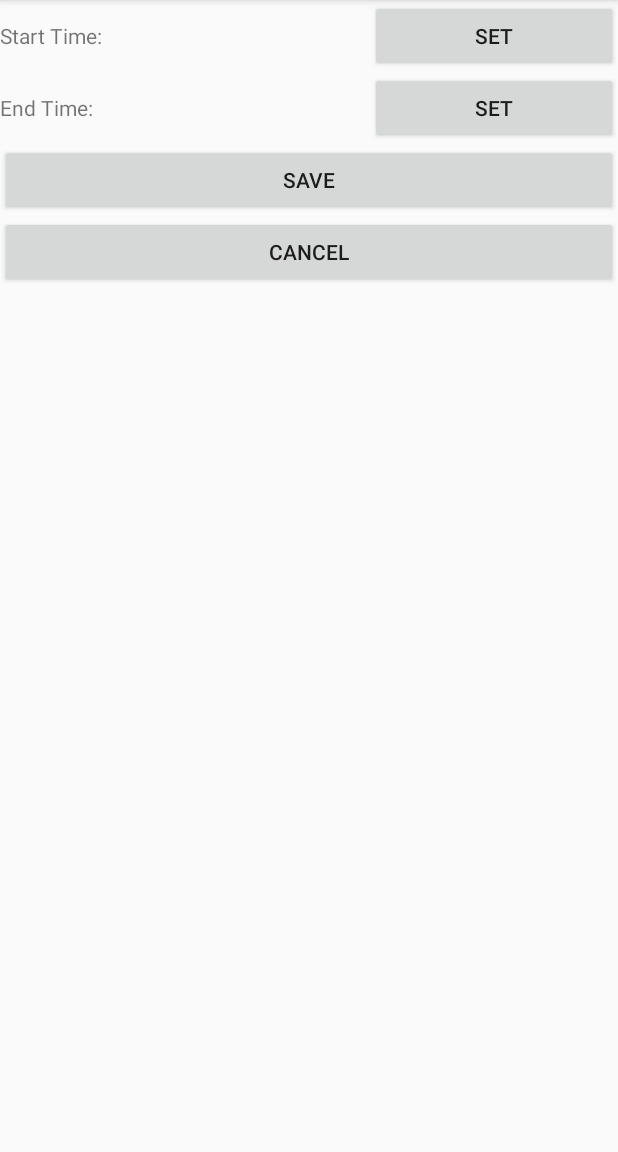
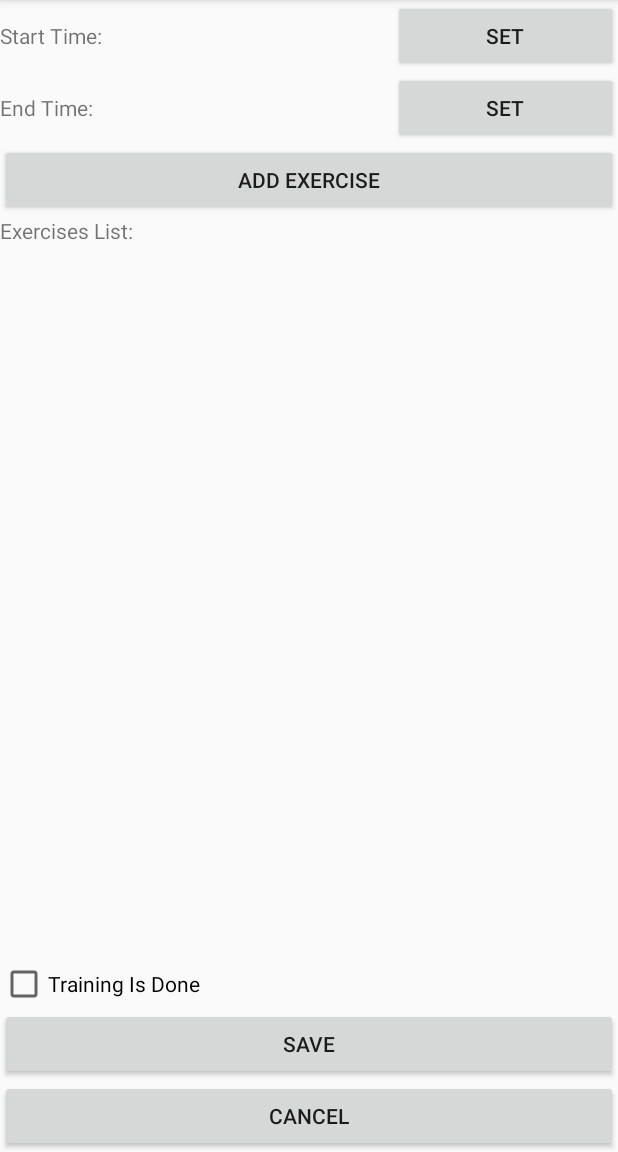
Before and after one commit to MaltarIvan/FitnessCoach, an Android app: the AddTrainingActivity screen opened directly, with no data from a screen before it, on a phone screen of 412 x 824 dp, the part 84-1236 px from its top. Run offline under Robolectric (Android 15) with nearby library versions, the phone set to English and light mode, and no system bars.

Commit message:
exercise types picker fragment (not tested)

```diff
--- a/FitnessCoach/app/src/main/java/hr/apps/maltar/fitnesscoach/activities/AddTrainingActivity.java
+++ b/FitnessCoach/app/src/main/java/hr/apps/maltar/fitnesscoach/activities/AddTrainingActivity.java
@@ -5,11 +5,17 @@ import android.os.Bundle;
 import android.support.v7.app.AppCompatActivity;
 import android.view.View;
 import android.widget.Button;
+import android.widget.CheckBox;
+import android.widget.ListView;
 import android.widget.TextView;
 
+import java.util.ArrayList;
+
 import hr.apps.maltar.fitnesscoach.R;
-import hr.apps.maltar.fitnesscoach.pickers.EndTimePickerFragment;
-import hr.apps.maltar.fitnesscoach.pickers.StartTimePickerFragment;
+import hr.apps.maltar.fitnesscoach.custom.pickers.EndTimePickerFragment;
+import hr.apps.maltar.fitnesscoach.custom.pickers.StartTimePickerFragment;
+import hr.apps.maltar.fitnesscoach.database.entities.Exercise;
+import hr.apps.maltar.fitnesscoach.listAdapters.ExercisesAdapter;
 
 public class AddTrainingActivity extends AppCompatActivity {
     private Button setStartTimeButton;
@@ -18,6 +24,14 @@ public class AddTrainingActivity extends AppCompatActivity {
     private Button cancelButton;
     private TextView startTimeTextView;
     private TextView endTimeTextView;
+
+    private Button addExerciseButton;
+    private CheckBox isDoneCheckBox;
+    private ListView exercisesListView;
+
+    private ExercisesAdapter exercisesAdapter;
+
+    private boolean isDone = false;
 
     @Override
     protected void onCreate(Bundle savedInstanceState) {
@@ -64,5 +78,27 @@ public class AddTrainingActivity extends AppCompatActivity {
 
         startTimeTextView = findViewById(R.id.add_training_start_time_text);
         endTimeTextView = findViewById(R.id.add_training_end_time_text);
+
+        addExerciseButton = findViewById(R.id.add_training_add_exercise_button);
+        addExerciseButton.setOnClickListener(new View.OnClickListener() {
+            @Override
+            public void onClick(View view) {
+                addExercise();
+            }
+        });
+
+        isDoneCheckBox = findViewById(R.id.add_training_done_check_box);
+        isDoneCheckBox.setOnClickListener(new View.OnClickListener() {
+            @Override
+            public void onClick(View view) {
+                isDone = isDoneCheckBox.isChecked();
+            }
+        });
+
+        exercisesListView = findViewById(R.id.add_training_exercise_list);
+        exercisesAdapter = new ExercisesAdapter(getApplicationContext(), new ArrayList<Exercise>());
+    }
+
+    private void addExercise() {
     }
 }
--- a/FitnessCoach/app/src/main/java/hr/apps/maltar/fitnesscoach/pickers/EndTimePickerFragment.java
+++ b/FitnessCoach/app/src/main/java/hr/apps/maltar/fitnesscoach/custom/pickers/EndTimePickerFragment.java
@@ -1,4 +1,4 @@
-package hr.apps.maltar.fitnesscoach.pickers;
+package hr.apps.maltar.fitnesscoach.custom.pickers;
 
 import android.app.Dialog;
 import android.app.DialogFragment;
--- a/FitnessCoach/app/src/main/java/hr/apps/maltar/fitnesscoach/pickers/StartTimePickerFragment.java
+++ b/FitnessCoach/app/src/main/java/hr/apps/maltar/fitnesscoach/custom/pickers/StartTimePickerFragment.java
@@ -1,4 +1,4 @@
-package hr.apps.maltar.fitnesscoach.pickers;
+package hr.apps.maltar.fitnesscoach.custom.pickers;
 
 import android.app.Dialog;
 import android.app.DialogFragment;
@@ -30,6 +30,6 @@ public class StartTimePickerFragment extends DialogFragment implements TimePicke
     @Override
     public void onTimeSet(TimePicker timePicker, int hourOfDay, int minute) {
         TextView textView = getActivity().findViewById(R.id.add_training_start_time_text);
-        textView.setText(textView.getText().toString() + hourOfDay + ":" + minute);
+        textView.setText(textView.getText().toString() + String.format("%02d", hourOfDay) + ":" + String.format("%02d", minute));
     }
 }
--- /dev/null
+++ b/FitnessCoach/app/src/main/java/hr/apps/maltar/fitnesscoach/listAdapters/ExercisesAdapter.java
@@ -0,0 +1,41 @@
+package hr.apps.maltar.fitnesscoach.listAdapters;
+
+import android.content.Context;
+import android.support.annotation.NonNull;
+import android.support.annotation.Nullable;
+import android.view.LayoutInflater;
+import android.view.View;
+import android.view.ViewGroup;
+import android.widget.ArrayAdapter;
+import android.widget.TextView;
+
+import java.util.ArrayList;
+
+import hr.apps.maltar.fitnesscoach.R;
+import hr.apps.maltar.fitnesscoach.database.entities.Exercise;
+
+/**
+ * Created by Maltar on 21.3.2018..
+ */
+
+public class ExercisesAdapter extends ArrayAdapter<Exercise> {
+    public ExercisesAdapter(Context context, ArrayList<Exercise> exercises) {
+        super(context, 0, exercises);
+    }
+
+    @NonNull
+    @Override
+    public View getView(int position, @Nullable View convertView, @NonNull ViewGroup parent) {
+        View listItemView = convertView;
+        if (listItemView == null) {
+            listItemView = LayoutInflater.from(getContext()).inflate(R.layout.exercise_list_item, parent, false);
+        }
+
+        Exercise exercise = getItem(position);
+
+        TextView exerciseTypeTextView = listItemView.findViewById(R.id.exercise_list_item_exercise_type_text_view);
+        exerciseTypeTextView.setText(exercise.getExerciseType().getName());
+
+        return listItemView;
+    }
+}
--- a/FitnessCoach/app/src/main/res/layout/activity_add_training.xml
+++ b/FitnessCoach/app/src/main/res/layout/activity_add_training.xml
@@ -16,7 +16,7 @@
         <TextView
             android:layout_width="0dp"
             android:layout_height="wrap_content"
-            android:layout_weight="1"
+            android:layout_weight="1.5"
             android:text="Start Time: "/>
 
         <TextView
@@ -42,7 +42,7 @@
         <TextView
             android:layout_width="0dp"
             android:layout_height="wrap_content"
-            android:layout_weight="1"
+            android:layout_weight="1.5"
             android:text="End Time: "/>
 
         <TextView
@@ -60,6 +60,36 @@
             android:text="set"/>
     </LinearLayout>
 
+    <LinearLayout
+        android:layout_width="match_parent"
+        android:layout_height="0dp"
+        android:layout_weight="1"
+        android:orientation="vertical">
+
+        <Button
+            android:id="@+id/add_training_add_exercise_button"
+            android:layout_width="match_parent"
+            android:layout_height="wrap_content"
+            android:text="add exercise"/>
+
+        <TextView
+            android:layout_width="match_parent"
+            android:layout_height="wrap_content"
+            android:text="Exercises List:"/>
+
+        <ListView
+            android:id="@+id/add_training_exercise_list"
+            android:layout_width="match_parent"
+            android:layout_height="match_parent"></ListView>
+
+    </LinearLayout>
+
+    <CheckBox
+        android:id="@+id/add_training_done_check_box"
+        android:layout_width="match_parent"
+        android:layout_height="wrap_content"
+        android:text="Training Is Done"/>
+
     <Button
         android:id="@+id/add_training_save_button"
         android:layout_width="match_parent"
--- a/FitnessCoach/app/src/main/res/layout/activity_main.xml
+++ b/FitnessCoach/app/src/main/res/layout/activity_main.xml
@@ -50,7 +50,6 @@
         android:horizontalSpacing="2dp"
         android:stretchMode="columnWidth"
         android:gravity="center">
-
     </GridView>
 
 </LinearLayout>
```
Also changed, not shown: FitnessCoach/app/src/main/java/hr/apps/maltar/fitnesscoach/activities/MainActivity.java (+5 -2 lines), FitnessCoach/app/src/main/java/hr/apps/maltar/fitnesscoach/custom/pickers/ExerciseTypePickerFragment.java (added, +89 -0 lines), FitnessCoach/app/src/main/res/layout/exercise_list_item.xml (added, +12 -0 lines).
